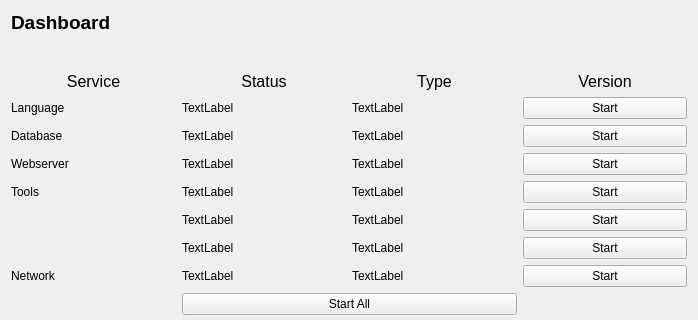
Newt-Louis/literate-barnacle, file ui/forms/Pages/DashboardPage.ui: the form before one commit; both pictures show x 0 to 698 and y 0 to 320 of the 698 by 642 pixel window.
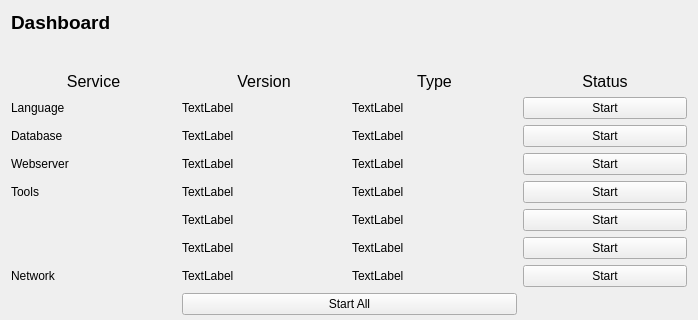
The form after the commit.

Commit message: fix ui LanguagesPage.py add new enabled ssl + root folder

```diff
--- a/ui/forms/Pages/DashboardPage.ui
+++ b/ui/forms/Pages/DashboardPage.ui
@@ -46,20 +46,6 @@
        </property>
       </widget>
      </item>
-     <item>
-      <widget class="QLabel" name="dashboard_status_label">
-       <property name="text">
-        <string>&lt;html&gt;&lt;head/&gt;&lt;body&gt;&lt;p align=&quot;center&quot;&gt;&lt;span style=&quot; font-size:12pt;&quot;&gt;Status&lt;/span&gt;&lt;/p&gt;&lt;/body&gt;&lt;/html&gt;</string>
-       </property>
-      </widget>
-     </item>
-     <item>
-      <widget class="QLabel" name="dashboard_type_label">
-       <property name="text">
-        <string>&lt;html&gt;&lt;head/&gt;&lt;body&gt;&lt;p align=&quot;center&quot;&gt;&lt;span style=&quot; font-size:12pt;&quot;&gt;Type&lt;/span&gt;&lt;/p&gt;&lt;/body&gt;&lt;/html&gt;</string>
-       </property>
-      </widget>
-     </item>
      <item>
       <widget class="QLabel" name="dashboard_version_label">
        <property name="text">
@@ -67,6 +53,20 @@
        </property>
       </widget>
      </item>
+     <item>
+      <widget class="QLabel" name="dashboard_type_label">
+       <property name="text">
+        <string>&lt;html&gt;&lt;head/&gt;&lt;body&gt;&lt;p align=&quot;center&quot;&gt;&lt;span style=&quot; font-size:12pt;&quot;&gt;Type&lt;/span&gt;&lt;/p&gt;&lt;/body&gt;&lt;/html&gt;</string>
+       </property>
+      </widget>
+     </item>
+     <item>
+      <widget class="QLabel" name="dashboard_status_label">
+       <property name="text">
+        <string>&lt;html&gt;&lt;head/&gt;&lt;body&gt;&lt;p align=&quot;center&quot;&gt;&lt;span style=&quot; font-size:12pt;&quot;&gt;Status&lt;/span&gt;&lt;/p&gt;&lt;/body&gt;&lt;/html&gt;</string>
+       </property>
+      </widget>
+     </item>
     </layout>
    </item>
    <item>
```
The commit also changes 8 other files.
